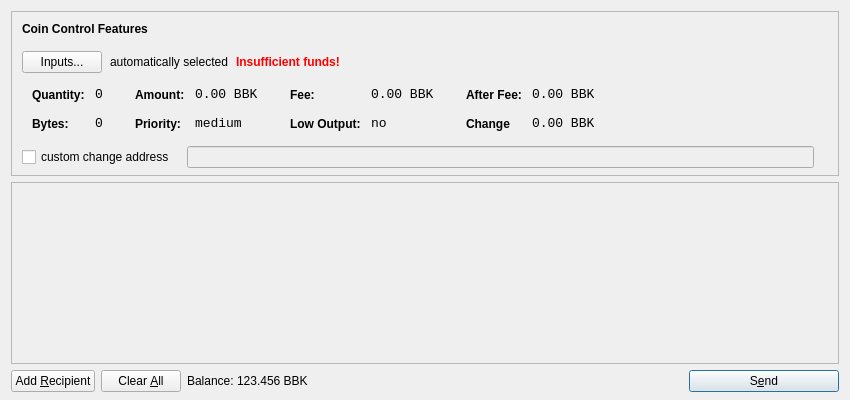
Qt form src/qt/forms/sendcoinsdialog.ui (diMarcoDEV/TWT) before a commit.
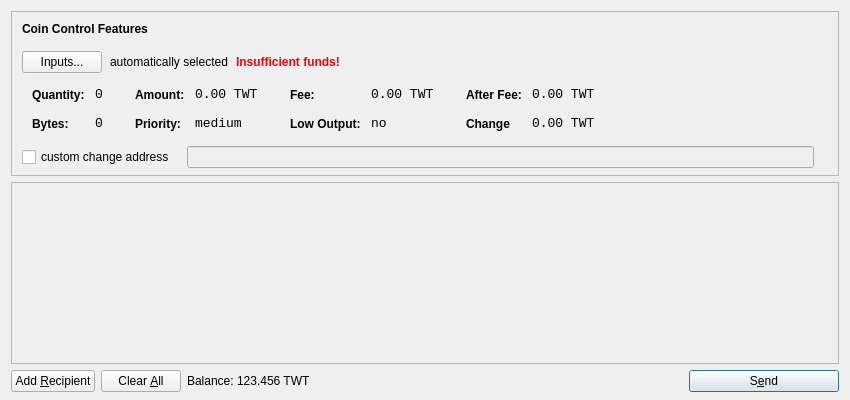
The same form after that commit. Icons and pictures are not drawn.

What changed in the file:
```diff
--- a/src/qt/forms/sendcoinsdialog.ui
+++ b/src/qt/forms/sendcoinsdialog.ui
@@ -321,7 +321,7 @@
                   <enum>Qt::ActionsContextMenu</enum>
                  </property>
                  <property name="text">
-                  <string>0.00 BBK</string>
+                  <string>0.00 TWT</string>
                  </property>
                  <property name="textInteractionFlags">
                   <set>Qt::LinksAccessibleByMouse|Qt::TextSelectableByKeyboard|Qt::TextSelectableByMouse</set>
@@ -407,7 +407,7 @@
                   <enum>Qt::ActionsContextMenu</enum>
                  </property>
                  <property name="text">
-                  <string>0.00 BBK</string>
+                  <string>0.00 TWT</string>
                  </property>
                  <property name="textInteractionFlags">
                   <set>Qt::LinksAccessibleByMouse|Qt::TextSelectableByKeyboard|Qt::TextSelectableByMouse</set>
@@ -493,7 +493,7 @@
                   <enum>Qt::ActionsContextMenu</enum>
                  </property>
                  <property name="text">
-                  <string>0.00 BBK</string>
+                  <string>0.00 TWT</string>
                  </property>
                  <property name="textInteractionFlags">
                   <set>Qt::LinksAccessibleByMouse|Qt::TextSelectableByKeyboard|Qt::TextSelectableByMouse</set>
@@ -525,7 +525,7 @@
                   <enum>Qt::ActionsContextMenu</enum>
                  </property>
                  <property name="text">
-                  <string>0.00 BBK</string>
+                  <string>0.00 TWT</string>
                  </property>
                  <property name="textInteractionFlags">
                   <set>Qt::LinksAccessibleByMouse|Qt::TextSelectableByKeyboard|Qt::TextSelectableByMouse</set>
@@ -732,7 +732,7 @@
           <cursorShape>IBeamCursor</cursorShape>
          </property>
          <property name="text">
-          <string>123.456 BBK</string>
+          <string>123.456 TWT</string>
          </property>
          <property name="textInteractionFlags">
           <set>Qt::LinksAccessibleByMouse|Qt::TextSelectableByKeyboard|Qt::TextSelectableByMouse</set>
```
